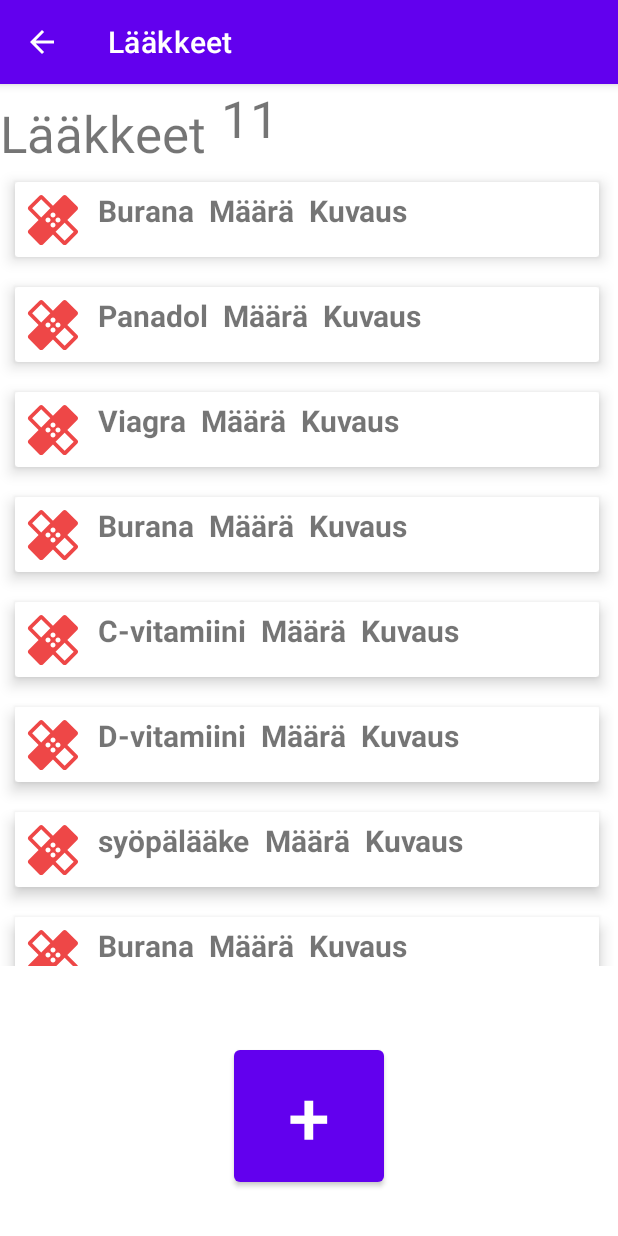
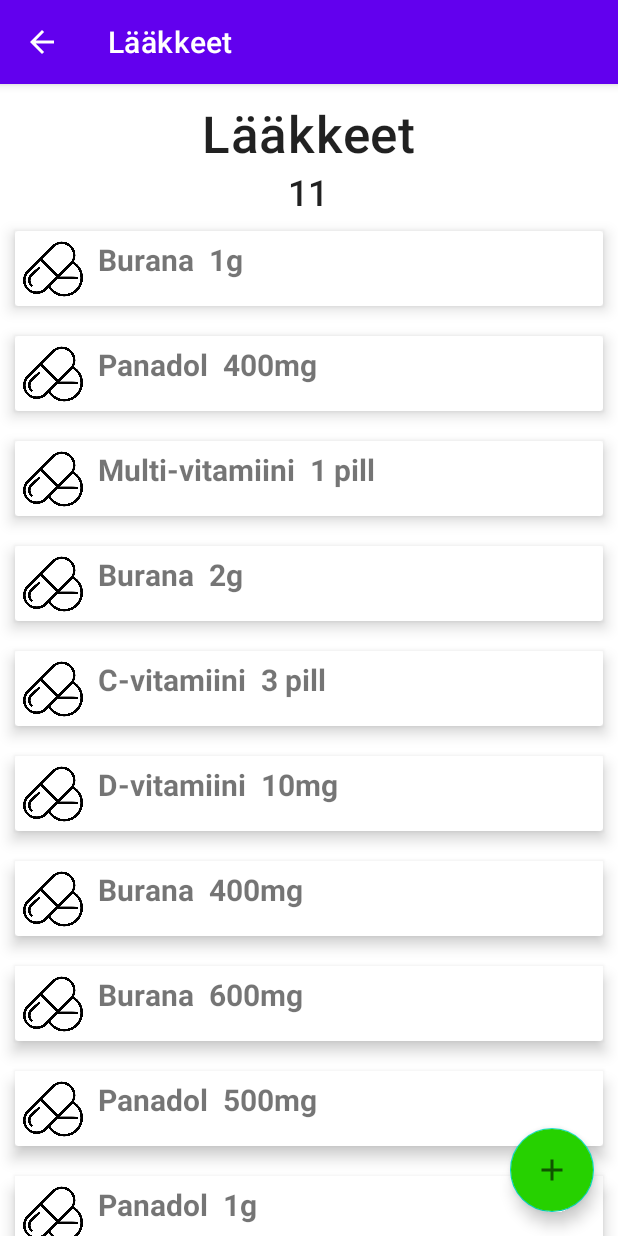
Before and after one commit to Mobiilikehitysprojekti-Group15/PillDozer, an Android app: the MedicineScreen screen opened directly, with no data from a screen before it, on a phone screen of 412 x 824 dp. Run offline under Robolectric (Android 15) with nearby library versions, the phone set to English and light mode, and no system bars.

Commit message:
Fixing medicine list
made some fixes on medicine list, mostly on how it looks

```diff
--- a/app/src/main/java/com/example/pilldozer/AlertScreen.kt
+++ b/app/src/main/java/com/example/pilldozer/AlertScreen.kt
@@ -55,7 +55,7 @@ class AlertScreen : AppCompatActivity() {
 
         if (addMedicineName.text.isNullOrEmpty() || addMedicineQuantity.text.isNullOrEmpty() || addMedicineDescription.text.isNullOrEmpty()) {
             val noMedAddedText: TextView = findViewById(R.id.medAddError)
-            noMedAddedText.text = "Anna lääkkeen nimi sekä määrä"
+            noMedAddedText.text = "Anna lääkkeen nimi, määrä sekä kuvaus"
             setResult(Activity.RESULT_CANCELED, resultIntent)
         } else {
 
@@ -72,6 +72,8 @@ class AlertScreen : AppCompatActivity() {
             resultIntent.putExtra(MEDICINE_DESCRIPTION, description)
             setResult(Activity.RESULT_OK, resultIntent)
 
+            finish()
+
             /*val intent = Intent(this, MedicineScreen::class.java)
             intent.putExtra("medicineName", MedDataObject.medicineName)
             intent.putExtra("medicineQuantity", MedDataObject.medicineQuantity)
@@ -79,7 +81,7 @@ class AlertScreen : AppCompatActivity() {
 
 
         }
-        finish()
+
 
     }
 
--- a/app/src/main/java/com/example/pilldozer/CustomAdapter.kt
+++ b/app/src/main/java/com/example/pilldozer/CustomAdapter.kt
@@ -19,7 +19,7 @@ class CustomAdapter(private val onClick: (Medicine) -> Unit) :
         RecyclerView.ViewHolder(ItemView) {
         private val imageView: ImageView = itemView.findViewById(R.id.imagePill)
         private val textViewName: TextView = itemView.findViewById(R.id.medName)
-        //private val textViewQuantity: TextView = itemView.findViewById(R.id.medQuantity)
+        private val textViewQuantity: TextView = itemView.findViewById(R.id.medQuantity)
         //private val textViewDescription: TextView = itemView.findViewById(R.id.medDescription)
         private var currentMedicine: Medicine? = null
 
@@ -35,7 +35,7 @@ class CustomAdapter(private val onClick: (Medicine) -> Unit) :
             currentMedicine = medicine
 
             textViewName.text = medicine.name
-            //textViewQuantity.text = medicine.quantity
+            textViewQuantity.text = medicine.quantity
             //textViewDescription.text = medicine.description
             imageView.setImageResource(medicine.image!!)
         }
--- a/app/src/main/java/com/example/pilldozer/FeedBackScreen.kt
+++ b/app/src/main/java/com/example/pilldozer/FeedBackScreen.kt
@@ -9,9 +9,7 @@ class FeedBackScreen : AppCompatActivity() {
         setContentView(R.layout.activity_feed_back)
 
         val actionbar = supportActionBar
-
         actionbar!!.title = "Palaute"
-
         actionbar.setDisplayHomeAsUpEnabled(true)
     }
 
--- a/app/src/main/java/com/example/pilldozer/MedicineScreen.kt
+++ b/app/src/main/java/com/example/pilldozer/MedicineScreen.kt
@@ -81,10 +81,6 @@ class MedicineScreen : AppCompatActivity() {
                 val medicineQuantity = data.getStringExtra(MEDICINE_QUANTITY)
                 val medicineDescription = data.getStringExtra(MEDICINE_DESCRIPTION)
 
-                println("tässä mennään")
-                println(medicineName)
-                println(medicineQuantity)
-                println(medicineDescription)
                 medicineListViewModel.insertMedicine(medicineName, medicineQuantity, medicineDescription)
 
             }
--- a/app/src/main/java/com/example/pilldozer/data/DataSource.kt
+++ b/app/src/main/java/com/example/pilldozer/data/DataSource.kt
@@ -45,7 +45,7 @@ class DataSource(resources: Resources) {
 
     fun getMedicineImageAsset(): Int {
 
-        return R.drawable.ic_healing
+        return R.drawable.pill_icon
     }
 
 
--- a/app/src/main/java/com/example/pilldozer/data/Medicines.kt
+++ b/app/src/main/java/com/example/pilldozer/data/Medicines.kt
@@ -11,77 +11,77 @@ fun medicineList(resources: Resources): List<Medicine> {
             id = 1,
             name = resources.getString(R.string.medicine1_name),
             quantity = resources.getString(R.string.medicine1_quantity),
-            image = R.drawable.ic_healing,
+            image = R.drawable.pill_icon,
             description = resources.getString(R.string.medicine1_description)
         ),
         Medicine(
             id = 2,
             name = resources.getString(R.string.medicine2_name),
             quantity = resources.getString(R.string.medicine2_quantity),
-            image = R.drawable.ic_healing,
+            image = R.drawable.pill_icon,
             description = resources.getString(R.string.medicine2_description)
         ),
         Medicine(
             id = 3,
             name = resources.getString(R.string.medicine3_name),
             quantity = resources.getString(R.string.medicine3_quantity),
-            image = R.drawable.ic_healing,
+            image = R.drawable.pill_icon,
             description = resources.getString(R.string.medicine3_description)
         ),
         Medicine(
             id = 4,
             name = resources.getString(R.string.medicine4_name),
             quantity = resources.getString(R.string.medicine4_quantity),
-            image = R.drawable.ic_healing,
+            image = R.drawable.pill_icon,
             description = resources.getString(R.string.medicine4_description)
         ),
         Medicine(
             id = 5,
             name = resources.getString(R.string.medicine5_name),
             quantity = resources.getString(R.string.medicine5_quantity),
-            image = R.drawable.ic_healing,
+            image = R.drawable.pill_icon,
             description = resources.getString(R.string.medicine5_description)
         ),
         Medicine(
             id = 6,
             name = resources.getString(R.string.medicine6_name),
             quantity = resources.getString(R.string.medicine6_quantity),
-            image = R.drawable.ic_healing,
+            image = R.drawable.pill_icon,
             description = resources.getString(R.string.medicine6_description)
         ),
         Medicine(
             id = 7,
             name = resources.getString(R.string.medicine7_name),
             quantity = resources.getString(R.string.medicine7_quantity),
-            image = R.drawable.ic_healing,
+            image = R.drawable.pill_icon,
             description = resources.getString(R.string.medicine7_description)
         ),
         Medicine(
             id = 8,
             name = resources.getString(R.string.medicine8_name),
             quantity = resources.getString(R.string.medicine8_quantity),
-            image = R.drawable.ic_healing,
+            image = R.drawable.pill_icon,
             description = resources.getString(R.string.medicine8_description)
         ),
         Medicine(
             id = 9,
             name = resources.getString(R.string.medicine9_name),
             quantity = resources.getString(R.string.medicine9_quantity),
-            image = R.drawable.ic_healing,
+            image = R.drawable.pill_icon,
             description = resources.getString(R.string.medicine9_description)
         ),
         Medicine(
             id = 10,
             name = resources.getString(R.string.medicine10_name),
             quantity = resources.getString(R.string.medicine10_quantity),
-            image = R.drawable.ic_healing,
+            image = R.drawable.pill_icon,
             description = resources.getString(R.string.medicine10_description)
         ),
         Medicine(
             id = 11,
             name = resources.getString(R.string.medicine11_name),
             quantity = resources.getString(R.string.medicine11_quantity),
-            image = R.drawable.ic_healing,
+            image = R.drawable.pill_icon,
             description = resources.getString(R.string.medicine11_description)
         )
     )
--- a/app/src/main/java/com/example/pilldozer/medicineDetail/MedicineDetailActivity.kt
+++ b/app/src/main/java/com/example/pilldozer/medicineDetail/MedicineDetailActivity.kt
@@ -17,6 +17,8 @@ class MedicineDetailActivity : AppCompatActivity() {
     override fun onCreate(savedInstanceState: Bundle?) {
         super.onCreate(savedInstanceState)
         setContentView(R.layout.activity_medicine_detail)
+
+
 
         var currentMedicineId: Long? = null
 
@@ -45,5 +47,14 @@ class MedicineDetailActivity : AppCompatActivity() {
 
         }
 
+        val actionbar = supportActionBar
+        actionbar!!.title = medicineName.text
+        actionbar.setDisplayHomeAsUpEnabled(true)
+
+    }
+
+    override fun onSupportNavigateUp(): Boolean {
+        onBackPressed()
+        return true
     }
 }
--- /dev/null
+++ b/app/src/main/res/drawable-anydpi/ic_plus.xml
@@ -0,0 +1,11 @@
+<vector xmlns:android="http://schemas.android.com/apk/res/android"
+    android:width="24dp"
+    android:height="24dp"
+    android:viewportWidth="24"
+    android:viewportHeight="24"
+    android:tint="#333333"
+    android:alpha="0.6">
+  <path
+      android:fillColor="@android:color/white"
+      android:pathData="M19,13h-6v6h-2v-6H5v-2h6V5h2v6h6v2z"/>
+</vector>
--- a/app/src/main/res/layout/activity_alert_screen.xml
+++ b/app/src/main/res/layout/activity_alert_screen.xml
@@ -142,6 +142,7 @@
             android:layout_height="wrap_content"
             android:layout_gravity="center"
             android:text="Lisää lääke"
+            android:backgroundTint="#188100"
             app:layout_constraintBottom_toBottomOf="parent"
             tools:layout_editor_absoluteX="133dp" />
 
--- a/app/src/main/res/layout/activity_medicine.xml
+++ b/app/src/main/res/layout/activity_medicine.xml
@@ -6,24 +6,23 @@
     android:layout_height="match_parent"
     tools:context=".MedicineScreen">
 
-    <Button
-        android:id="@+id/buNewMed"
-        android:layout_width="100dp"
-        android:layout_height="100dp"
-        android:layout_marginBottom="30dp"
-        android:text="+"
-        android:textAlignment="center"
-        android:textSize="50sp"
-        app:layout_constraintBottom_toBottomOf="parent"
-        app:layout_constraintEnd_toEndOf="parent"
-        app:layout_constraintStart_toStartOf="parent" />
 
     <androidx.recyclerview.widget.RecyclerView
         android:id="@+id/medList"
-        android:layout_width="409dp"
-        android:layout_height="0dp"
-        android:layout_marginBottom="50dp"
-        app:layout_constraintBottom_toTopOf="@+id/buNewMed"
+        android:layout_width="match_parent"
+        android:layout_height="match_parent"
         app:layout_constraintStart_toStartOf="parent"
-        app:layout_constraintTop_toTopOf="parent" />
+        app:layout_constraintTop_toTopOf="parent"
+        app:layoutManager="LinearLayoutManager"/>
+
+    <com.google.android.material.floatingactionbutton.FloatingActionButton
+        android:id="@+id/buNewMed"
+        android:layout_width="wrap_content"
+        android:layout_height="wrap_content"
+        android:layout_margin="16dp"
+        android:contentDescription="newMedicineButton"
+        android:src="@drawable/ic_plus"
+        android:backgroundTint="#26D100"
+        app:layout_constraintBottom_toBottomOf="parent"
+        app:layout_constraintEnd_toEndOf="parent" />
 </androidx.constraintlayout.widget.ConstraintLayout>
--- a/app/src/main/res/layout/activity_medicine_detail.xml
+++ b/app/src/main/res/layout/activity_medicine_detail.xml
@@ -49,5 +49,6 @@
         android:text="Poista Lääke"
         app:layout_constraintBottom_toBottomOf="parent"
         app:layout_constraintEnd_toEndOf="parent"
-        app:layout_constraintStart_toStartOf="parent" />
+        app:layout_constraintStart_toStartOf="parent"
+        android:backgroundTint="@android:color/holo_red_light"/>
 </androidx.constraintlayout.widget.ConstraintLayout>
--- a/app/src/main/res/layout/card_view_design.xml
+++ b/app/src/main/res/layout/card_view_design.xml
@@ -24,7 +24,6 @@
             android:layout_height="wrap_content"
             android:layout_marginStart="10dp"
             android:layout_marginLeft="15dp"
-        android:text="Lääke"
             android:textSize="20sp"
             android:textStyle="bold" />
 
@@ -34,7 +33,6 @@
             android:layout_height="wrap_content"
             android:layout_marginStart="10dp"
             android:layout_marginLeft="15dp"
-            android:text="Määrä"
             android:textSize="20sp"
             android:textStyle="bold" />
 
@@ -44,7 +42,6 @@
             android:layout_height="wrap_content"
             android:layout_marginStart="10dp"
             android:layout_marginLeft="15dp"
-            android:text="Kuvaus"
             android:textSize="20sp"
             android:textStyle="bold" />
 
--- a/app/src/main/res/layout/header_item.xml
+++ b/app/src/main/res/layout/header_item.xml
@@ -3,20 +3,25 @@
     xmlns:app="http://schemas.android.com/apk/res-auto"
     xmlns:tools="http://schemas.android.com/tools"
     android:layout_width="match_parent"
-    android:layout_height="wrap_content">
+    android:layout_height="wrap_content"
+    android:orientation="vertical">
 
     <TextView
         android:id="@+id/tvHeader"
         android:layout_width="wrap_content"
         android:layout_height="wrap_content"
+        android:layout_gravity="center"
         android:layout_marginTop="10dp"
         android:text="Lääkkeet"
+        android:textAlignment="center"
+        android:textAppearance="?attr/textAppearanceHeadline6"
         android:textSize="34sp" />
 
     <TextView
         android:id="@+id/tvCount"
         android:layout_width="wrap_content"
         android:layout_height="wrap_content"
-        android:layout_marginStart="10dp"
-        android:textSize="34sp" />
+        android:layout_gravity="center"
+        android:textAppearance="?attr/textAppearanceHeadline6"
+        android:textSize="24sp" />
 </LinearLayout>
--- a/app/src/main/res/values/strings.xml
+++ b/app/src/main/res/values/strings.xml
@@ -3,16 +3,16 @@
 
     <string name="medicine1_name">Burana</string>
     <string name="medicine2_name">Panadol</string>
-    <string name="medicine3_name">Viagra</string>
+    <string name="medicine3_name">Multi-vitamiini</string>
     <string name="medicine4_name">Burana</string>
     <string name="medicine5_name">C-vitamiini</string>
     <string name="medicine6_name">D-vitamiini</string>
-    <string name="medicine7_name">syöpälääke</string>
+    <string name="medicine7_name">Burana</string>
     <string name="medicine8_name">Burana</string>
     <string name="medicine9_name">Panadol</string>
     <string name="medicine10_name">Panadol</string>
     <string name="medicine11_name">Burana</string>
-    <string name="medicine12_name">Es</string>
+
 
     <string name="medicine1_quantity">1g</string>
     <string name="medicine2_quantity">400mg</string>
@@ -25,19 +25,19 @@
     <string name="medicine9_quantity">500mg</string>
     <string name="medicine10_quantity">1g</string>
     <string name="medicine11_quantity">4g</string>
-    <string name="medicine12_quantity">5 tölkkiä</string>
 
-    <string name="medicine1_description">Rose comes from the Latin word Rosa.</string>
-    <string name="medicine2_description">Freesias bloom during spring </string>
-    <string name="medicine3_description">Lilies have the longest in</string>
-    <string name="medicine4_description">Mature Sunflowers face east and are </string>
-    <string name="medicine5_description">Peony plants can live to be 100 years old.</string>
-    <string name="medicine6_description">Daisies are cousins with Sunflowers.</string>
-    <string name="medicine7_description">Lilacs belong to the olive family.</string>
-    <string name="medicine8_description">Marigolds come in orange, reed, maroon and yellow.</string>
-    <string name="medicine9_description">Poppies can be over 3 feet tall.</string>
-    <string name="medicine10_description">Daffodils are referred to as Lent Lilies in England</string>
-    <string name="medicine11_description">Dahlia is named after the l</string>
-    <string name="medicine12_description">There are over 150 species of tulips.</string>
+
+    <string name="medicine1_description">Lorem Ipsum </string>
+    <string name="medicine2_description">Lorem Ipsum </string>
+    <string name="medicine3_description">Lorem Ipsum </string>
+    <string name="medicine4_description">Lorem Ipsum </string>
+    <string name="medicine5_description">Lorem Ipsum </string>
+    <string name="medicine6_description">Lorem Ipsum </string>
+    <string name="medicine7_description">Lorem Ipsum </string>
+    <string name="medicine8_description">Lorem Ipsum </string>
+    <string name="medicine9_description">Lorem Ipsum </string>
+    <string name="medicine10_description">Lorem Ipsum </string>
+    <string name="medicine11_description">Lorem Ipsum </string>
+
 
 </resources>
```
Also changed, not shown: app/src/main/res/drawable-hdpi/ic_plus.png (added), app/src/main/res/drawable-mdpi/ic_plus.png (added), app/src/main/res/drawable-xhdpi/ic_plus.png (added), app/src/main/res/drawable-xxhdpi/ic_plus.png (added), app/src/main/res/drawable/pill_icon.png (added), 1 other file. Lines whose indentation alone changed are shown as unchanged.
